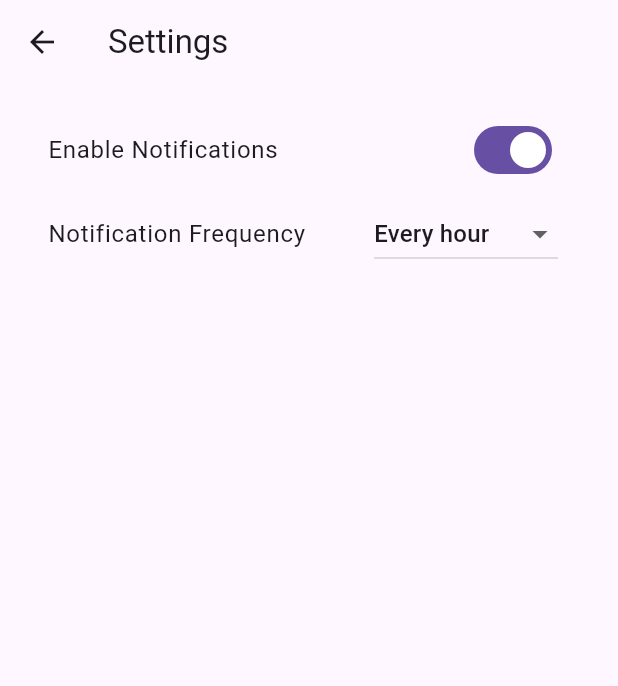
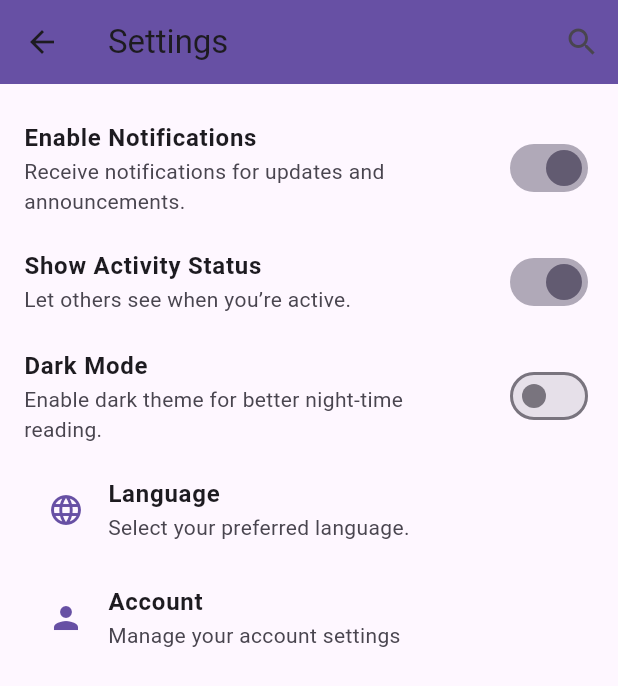
Before and after one commit to ons777/autisme, a Flutter app: the SettingsPage screen opened directly, on a phone screen of 412 x 824 dp. Shown: the top 686 px of the screen. Run offline on Flutter 3.47's test engine with Material 3 defaults, Android fonts, the light colour scheme and no system bars; our stand-ins replace cloud_firestore, firebase_auth, firebase_core, flutter_tts, table_calendar; accounts and stored records are empty.

Commit message:
Your commit message

```diff
--- a/lib/settings.dart
+++ b/lib/settings.dart
@@ -1,28 +1,69 @@
 import 'package:flutter/material.dart';
+// For iOS style widgets
+
+void main() {
+  runApp(const MyApp());
+}
+
+class MyApp extends StatelessWidget {
+  const MyApp({super.key});
+
+  @override
+  Widget build(BuildContext context) {
+    return MaterialApp(
+      debugShowCheckedModeBanner: false, // Hide debug banner for a cleaner look
+      title: 'Settings Page',
+      theme: ThemeData(
+        primarySwatch: Colors.indigo, // A sophisticated primary color
+        hintColor: Colors.amber, // Accent color for contrast
+        visualDensity: VisualDensity.adaptivePlatformDensity,
+        switchTheme: SwitchThemeData(
+          thumbColor: MaterialStateProperty.all(Colors.indigoAccent),
+          trackColor: MaterialStateProperty.all(Colors.indigo[100]),
+        ),
+        textTheme: TextTheme(
+          bodyMedium: TextStyle(color: Colors.grey[600]),
+          titleMedium: TextStyle(color: Colors.indigo[400]),
+        ),
+      ),
+      home: const SettingsPage(),
+    );
+  }
+}
 
 class SettingsPage extends StatefulWidget {
   const SettingsPage({super.key});
 
   @override
-  // ignore: library_private_types_in_public_api
   _SettingsPageState createState() => _SettingsPageState();
 }
 
 class _SettingsPageState extends State<SettingsPage> {
   bool notificationEnabled = true;
-  int notificationFrequency = 1; // Example: 1 for every hour
+  bool showActivityStatus = true;
+  bool darkModeEnabled = false; // New setting for dark mode
+  String language = 'English'; // New setting for language selection
 
   @override
   Widget build(BuildContext context) {
     return Scaffold(
       appBar: AppBar(
         title: const Text('Settings'),
+        elevation: 0,
+        backgroundColor: Theme.of(context).primaryColor,
+        actions: [
+          IconButton(
+            icon: const Icon(Icons.search),
+            onPressed: () {},
+          ),
+        ],
       ),
       body: ListView(
         padding: const EdgeInsets.all(16.0),
         children: <Widget>[
-          SwitchListTile(
-            title: const Text('Enable Notifications'),
+          _buildSwitchTile(
+            title: 'Enable Notifications',
+            subtitle: 'Receive notifications for updates and announcements.',
             value: notificationEnabled,
             onChanged: (bool value) {
               setState(() {
@@ -30,37 +71,122 @@ class _SettingsPageState extends State<SettingsPage> {
               });
             },
           ),
-          ListTile(
-            title: const Text('Notification Frequency'),
-            trailing: DropdownButton<int>(
-              value: notificationFrequency,
-              onChanged: (int? value) {
-                if (value != null) {
+          _buildSwitchTile(
+            title: 'Show Activity Status',
+            subtitle: 'Let others see when you’re active.',
+            value: showActivityStatus,
+            onChanged: (bool value) {
               setState(() {
-                    notificationFrequency = value;
+                showActivityStatus = value;
               });
-                }
             },
-              items: const <DropdownMenuItem<int>>[
-                DropdownMenuItem<int>(
-                  value: 1,
-                  child: Text('Every hour'),
           ),
-                DropdownMenuItem<int>(
-                  value: 2,
-                  child: Text('Every 2 hours'),
+          _buildSwitchTile(
+            title: 'Dark Mode',
+            subtitle: 'Enable dark theme for better night-time reading.',
+            value: darkModeEnabled,
+            onChanged: (bool value) {
+              setState(() {
+                darkModeEnabled = value;
+                // Additional logic to toggle dark mode in your app
+              });
+            },
           ),
-                DropdownMenuItem<int>(
-                  value: 3,
-                  child: Text('Every 3 hours'),
+          _buildListTile(
+            title: 'Language',
+            subtitle: 'Select your preferred language.',
+            icon: Icons.language,
+            onTap: () => _showLanguageDialog(),
           ),
-                // Add more frequency options as needed
-              ],
+          _buildListTile(
+            title: 'Account',
+            subtitle: 'Manage your account settings',
+            icon: Icons.person,
+            onTap: () {
+              Navigator.push(
+                context,
+                MaterialPageRoute(builder: (context) => const AccountSettingsPage()),
+              );
+            },
           ),
-          ),
-          // Add more settings UI elements here as needed
         ],
       ),
     );
   }
+
+  Widget _buildSwitchTile({required String title, String? subtitle, required bool value, required ValueChanged<bool> onChanged}) {
+    return SwitchListTile(
+      title: Text(title, style: const TextStyle(fontWeight: FontWeight.bold)),
+      subtitle: subtitle != null ? Text(subtitle) : null,
+      value: value,
+      onChanged: onChanged,
+      activeColor: Theme.of(context).colorScheme.secondary,
+      contentPadding: const EdgeInsets.symmetric(horizontal: 0),
+    );
   }
+
+  Widget _buildListTile({required String title, String? subtitle, required IconData icon, required VoidCallback onTap}) {
+    return ListTile(
+      title: Text(title, style: const TextStyle(fontWeight: FontWeight.bold)),
+      subtitle: subtitle != null ? Text(subtitle) : null,
+      leading: Icon(icon, color: Theme.of(context).primaryColor),
+      onTap: onTap,
+    );
+  }
+
+  void _showLanguageDialog() {
+    showDialog(
+      context: context,
+      builder: (BuildContext context) {
+        return AlertDialog(
+          title: const Text("Choose Language"),
+          content: SingleChildScrollView(
+            child: ListBody(
+              children: <Widget>[
+                GestureDetector(
+                  child: const Text("English"),
+                  onTap: () {
+                    setState(() {
+                      language = 'English';
+                      Navigator.pop(context);
+                    });
+                  },
+                ),
+                const Padding(padding: EdgeInsets.all(8.0)),
+                GestureDetector(
+                  child: const Text("Español"),
+                  onTap: () {
+                    setState(() {
+                      language = 'Español';
+                      Navigator.pop(context);
+                    });
+                  },
+                ),
+                // Add more languages as needed
+              ],
+            ),
+          ),
+        );
+      },
+    );
+  }
+}
+
+class AccountSettingsPage extends StatelessWidget {
+  const AccountSettingsPage({super.key});
+
+  @override
+  Widget build(BuildContext context) {
+    return Scaffold(
+      appBar: AppBar(
+        title: const Text('Account Settings'),
+      ),
+      body: Center(
+        child: Text(
+          'Account settings page',
+          style: Theme.of(context).textTheme.headlineSmall,
+        ),
+      ),
+    );
+  }
+}
--- a/lib/welcome.dart
+++ b/lib/welcome.dart
@@ -53,7 +53,7 @@ class WelcomePage extends StatelessWidget {
                     child: Padding(
                       padding: EdgeInsets.symmetric(horizontal: 40),
                       child: Text(
-                        'Bienvenue dans notre application conçue spécifiquement pour les enfants autistes et leurs parents. Notre application vise à soutenir les enfants autistes dans le maintien de leurs routines et à leur fournir un sentiment de structure. Les parents peuvent utiliser lapplication pour vérifier facilement leurs enfants et se connecter avec dautres parents faisant face à des défis similaires. Ensemble, nous pouvons créer une communauté de soutien et permettre aux familles de naviguer à travers les expériences uniques délever des enfants avec autisme.',
+                        'Bienvenue dans notre application conçue spécifiquement pour les enfants autistes et leurs parents. Notre application vise à soutenir les enfants autistes dans le maintien de leurs routines et à leur fournir un sentiment de structure. Les parents peuvent utiliser l’application pour vérifier facilement leurs enfants et se connecter avec d’autres parents faisant face à des défis similaires. Ensemble, nous pouvons créer une communauté de soutien et permettre aux familles de naviguer à travers les expériences uniques d’élever des enfants avec autisme.',
                         style: TextStyle(
                           color: Color.fromARGB(255, 24, 92, 186),
                           fontSize: 17,
--- a/pubspec.yaml
+++ b/pubspec.yaml
@@ -41,6 +41,7 @@ dependencies:
   firebase_core: ^2.28.0
   firebase_auth: ^4.19.0
   cloud_firestore: ^4.16.0
+  provider: ^6.1.2
 
 
 
@@ -88,5 +89,4 @@ flutter:
     - assets/9.jpg
     - assets/b1.jpg
     - assets/autismoo.png
-    - assets/UntitledFile.gif
     - assets/welcome.png
```
Also changed, not shown: pubspec.lock. Lines whose indentation alone changed are shown as unchanged.
